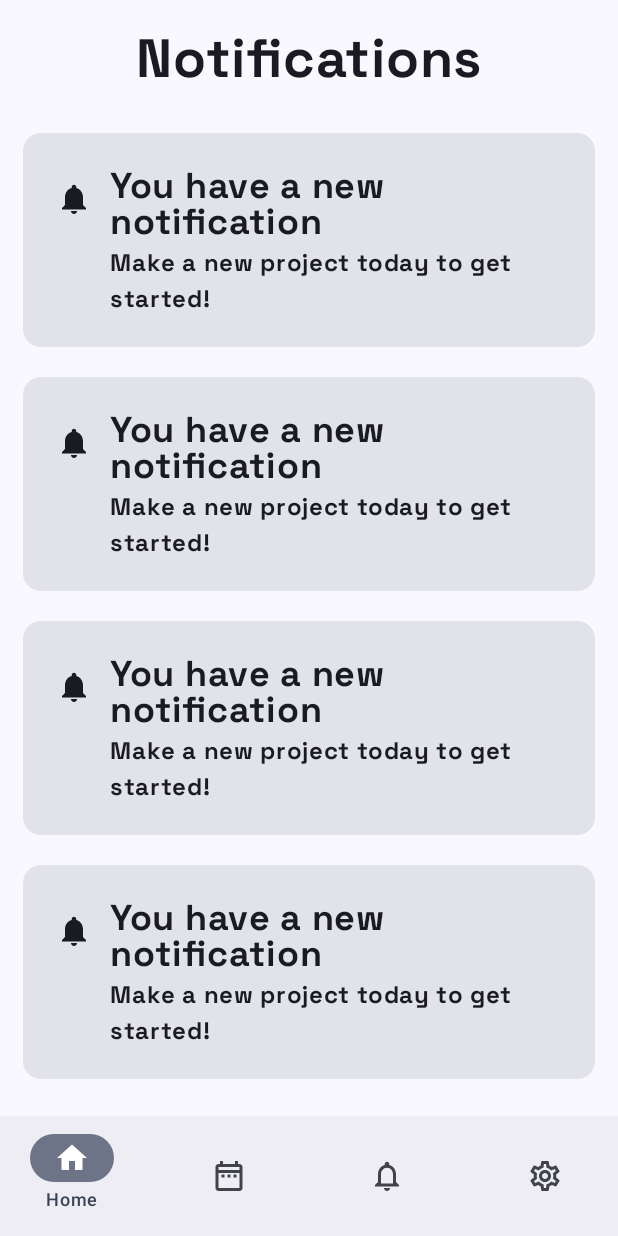
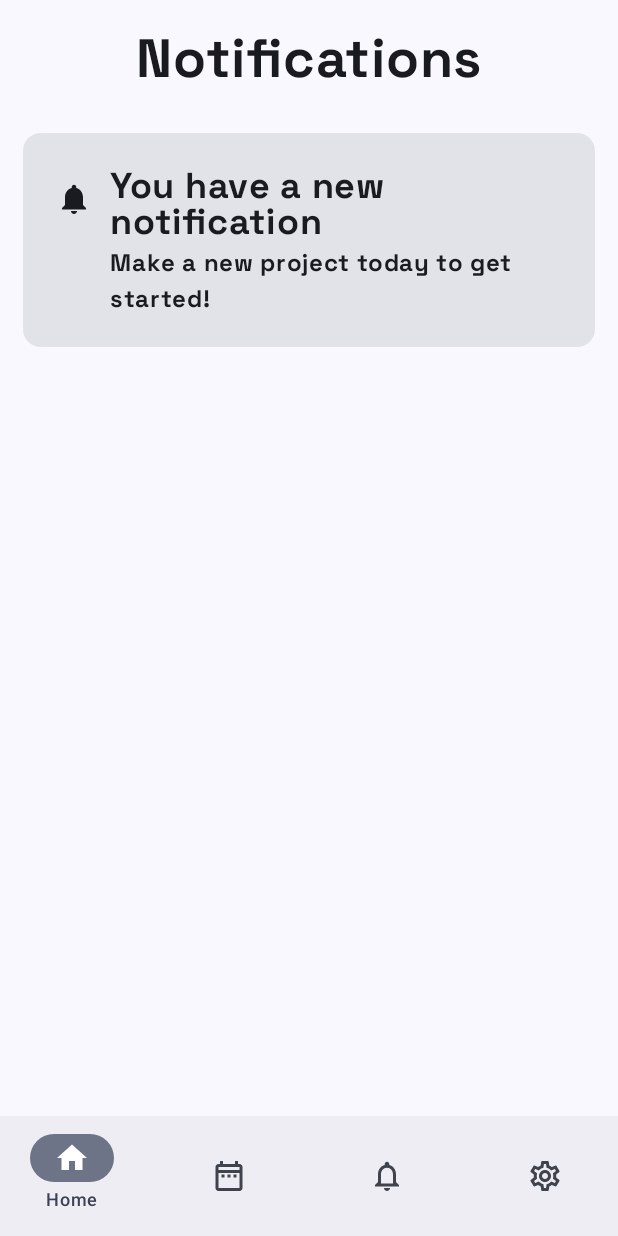
Before and after one commit to YadavYashvant/Codev, an Android app built with Jetpack Compose: the NotificationScreen screen opened through its navigation route, on a phone screen of 412 x 824 dp. Run offline under Robolectric (Android 15) with nearby library versions, the phone set to English and light mode, and no system bars; our stand-ins replace Firebase (no records; nobody signed in at launch, a user with empty details on screens opened directly).

Commit message:
removing unnecessary code

```diff
--- a/app/src/main/java/com/example/codev/MainActivity.kt
+++ b/app/src/main/java/com/example/codev/MainActivity.kt
@@ -69,7 +69,6 @@ class MainActivity : ComponentActivity() {
             onTapClient = Identity.getSignInClient(applicationContext)
         )
     }
-
 
     @OptIn(ExperimentalMaterial3Api::class)
     @SuppressLint("UnusedMaterial3ScaffoldPaddingParameter")
--- a/app/src/main/java/com/example/codev/presentation/screens/NotificationScreen.kt
+++ b/app/src/main/java/com/example/codev/presentation/screens/NotificationScreen.kt
@@ -63,69 +63,6 @@ fun NotificationScreen() {
                 }
 
             }
-            Card(
-                onClick = { /*TODO*/ },
-                modifier = Modifier
-                    .fillMaxWidth()
-                    .padding(vertical = 10.dp, horizontal = 15.dp)
-                    .background(color = Color.Transparent)
-
-            ) {
-                Row(
-                    Modifier.padding(horizontal = 10.dp, vertical = 20.dp)
-                ) {
-                    IconToggleButton(checked = false, onCheckedChange = { /*TODO*/ }) {
-                        Icon(Icons.Filled.Notifications, contentDescription = "Info")
-                    }
-                    Column {
-                        Text(text = "You have a new notification", fontFamily = spacefamily, fontWeight = FontWeight.Bold, fontSize = 24.sp)
-                        Text(text = "Make a new project today to get started!", fontFamily = spacefamily)
-                    }
-                }
-
-            }
-            Card(
-                onClick = { /*TODO*/ },
-                modifier = Modifier
-                    .fillMaxWidth()
-                    .padding(vertical = 10.dp, horizontal = 15.dp)
-                    .background(color = Color.Transparent)
-
-            ) {
-                Row(
-                    Modifier.padding(horizontal = 10.dp, vertical = 20.dp)
-                ) {
-                    IconToggleButton(checked = false, onCheckedChange = { /*TODO*/ }) {
-                        Icon(Icons.Filled.Notifications, contentDescription = "Info")
-                    }
-                    Column {
-                        Text(text = "You have a new notification", fontFamily = spacefamily, fontWeight = FontWeight.Bold, fontSize = 24.sp)
-                        Text(text = "Make a new project today to get started!", fontFamily = spacefamily)
-                    }
-                }
-
-            }
-            Card(
-                onClick = { /*TODO*/ },
-                modifier = Modifier
-                    .fillMaxWidth()
-                    .padding(vertical = 10.dp, horizontal = 15.dp)
-                    .background(color = Color.Transparent)
-
-            ) {
-                Row(
-                    Modifier.padding(horizontal = 10.dp, vertical = 20.dp)
-                ) {
-                    IconToggleButton(checked = false, onCheckedChange = { /*TODO*/ }) {
-                        Icon(Icons.Filled.Notifications, contentDescription = "Info")
-                    }
-                    Column {
-                        Text(text = "You have a new notification", fontFamily = spacefamily, fontWeight = FontWeight.Bold, fontSize = 24.sp)
-                        Text(text = "Make a new project today to get started!", fontFamily = spacefamily)
-                    }
-                }
-
-            }
         }
     }
 }
```
